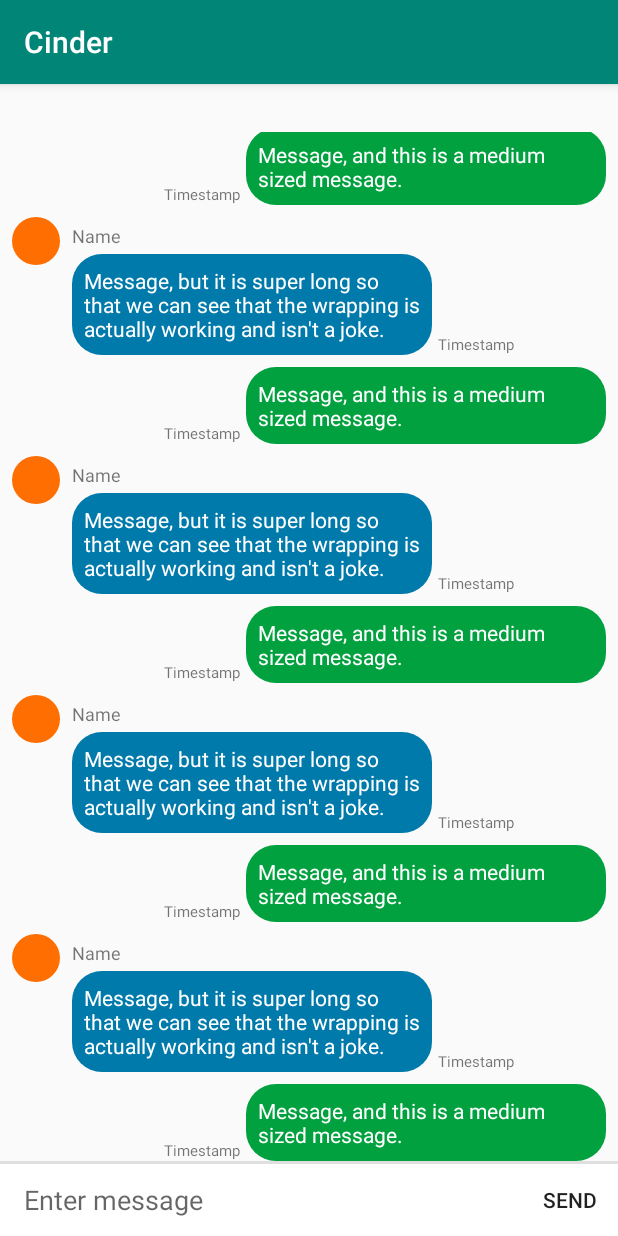
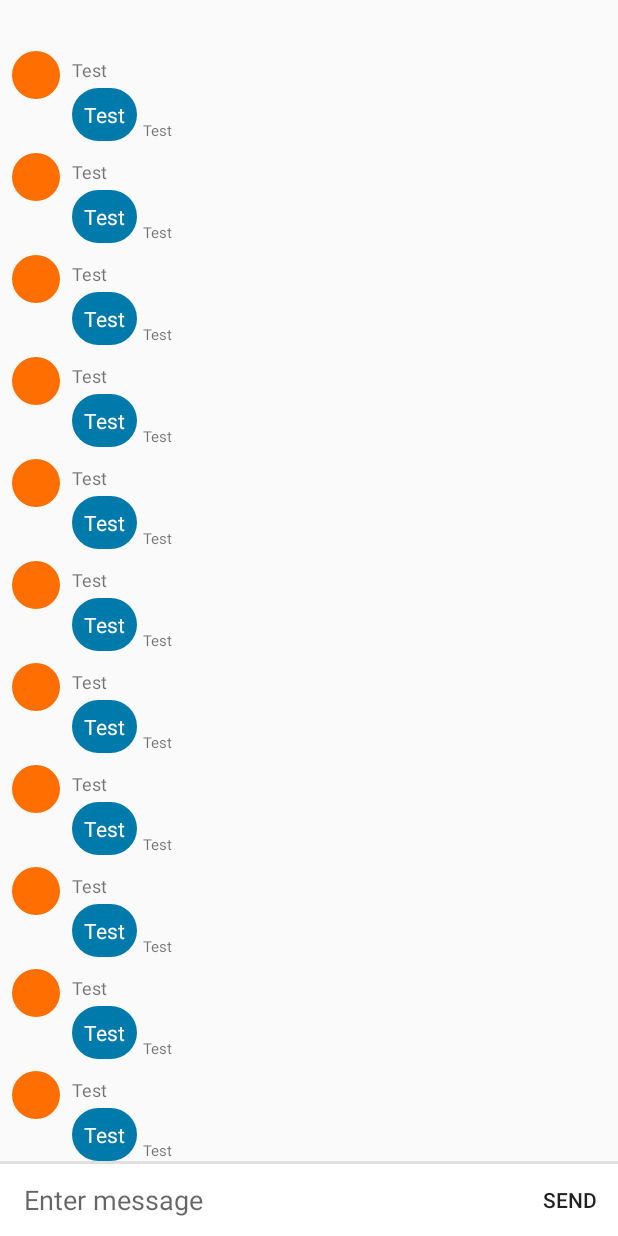
Before and after one commit to Hahlio/Cinder, an Android app: the Chat screen opened directly, with no data from a screen before it, on a phone screen of 412 x 824 dp. Run offline under Robolectric (Android 15) with nearby library versions, the phone set to English and light mode, and no system bars; libraries missing offline, so code that uses them is left out: com.facebook, com.facebook.login, com.google.firebase.iid; 1 statement that could not run was skipped.

Commit message:
Messages are displayed

```diff
--- a/Cinder/app/src/main/AndroidManifest.xml
+++ b/Cinder/app/src/main/AndroidManifest.xml
@@ -12,7 +12,7 @@
         android:label="@string/app_name"
         android:roundIcon="@mipmap/ic_launcher_round"
         android:supportsRtl="true"
-        android:theme="@style/AppTheme">
+        android:theme="@style/Theme.AppCompat.Light.NoActionBar">
         <activity android:name=".Signin">
             <intent-filter>
                 <action android:name="android.intent.action.MAIN" />
--- a/Cinder/app/src/main/java/com/example/cinder/Message.java
+++ b/Cinder/app/src/main/java/com/example/cinder/Message.java
@@ -18,7 +18,7 @@ public class Message {
     @Expose
     private List<Integer> userID = null;
 
-    @SerializedName("timeStamps")
+    @SerializedName("timestamps")
     @Expose
     private List<String> timeStamps= null;
 
--- a/Cinder/app/src/main/java/com/example/cinder/MessageListAdapter.java
+++ b/Cinder/app/src/main/java/com/example/cinder/MessageListAdapter.java
@@ -37,9 +37,8 @@ public class MessageListAdapter extends RecyclerView.Adapter{
     // Determines the appropriate ViewType according to the sender of the message.
     @Override
     public int getItemViewType(int position) {
-        //UserMessage message = (UserMessage) mMessageList.get(position);
-        // TODO: get the message of that position
-        if (position % 2 == 0 /* if userid == currentuser*/) {
+        int id = mUserID.get(position);
+        if (id == currentUser) {
             return VIEW_TYPE_MESSAGE_SENT;
         } else {
             return VIEW_TYPE_MESSAGE_RECEIVED;
@@ -72,10 +71,10 @@ public class MessageListAdapter extends RecyclerView.Adapter{
         // TODO: get the message of that position
         switch (holder.getItemViewType()) {
             case VIEW_TYPE_MESSAGE_SENT:
-                ((SentMessageHolder) holder).bind(message);
+                ((SentMessageHolder) holder).bind(position);
                 break;
             case VIEW_TYPE_MESSAGE_RECEIVED:
-                ((ReceivedMessageHolder) holder).bind(message);
+                ((ReceivedMessageHolder) holder).bind(position);
         }
     }
 
@@ -89,9 +88,9 @@ public class MessageListAdapter extends RecyclerView.Adapter{
             timeText = (TextView) itemView.findViewById(R.id.text_message_time);
         }
 
-        void bind(String message) {
-            messageText.setText("Message, and this is a medium sized message.");
-            timeText.setText("Timestamp");
+        void bind(Integer message) {
+            messageText.setText(mMessageList.get(message));
+            timeText.setText(mTimestamps.get(message));
         }
     }
 
@@ -106,10 +105,10 @@ public class MessageListAdapter extends RecyclerView.Adapter{
             nameText = (TextView) itemView.findViewById(R.id.text_message_name);
         }
 
-        void bind(String message) {
-            messageText.setText("Message, but it is super long so that we can see that the wrapping is actually working and isn't a joke.");
-            timeText.setText("Timestamp");
-            nameText.setText("Name");
+        void bind(Integer message) {
+            messageText.setText(mMessageList.get(message));
+            timeText.setText(mTimestamps.get(message));
+            nameText.setText(mUserList.get(message));
         }
     }
 }
```
